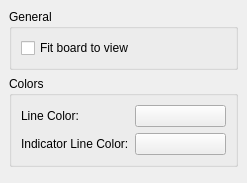
Above: src/prefs_display.ui from KDE/ksquares before the change. Below: the same form after it.
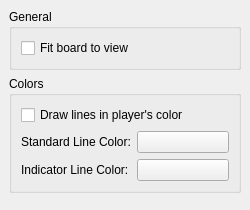
That is the form after the change. Custom widgets are drawn as their Qt base class.

The edit to the form file:
```diff
--- a/src/prefs_display.ui
+++ b/src/prefs_display.ui
@@ -5,8 +5,8 @@
    <rect>
     <x>0</x>
     <y>0</y>
-    <width>247</width>
-    <height>183</height>
+    <width>250</width>
+    <height>210</height>
    </rect>
   </property>
   <property name="windowTitle" >
@@ -71,13 +71,29 @@
       <property name="spacing" >
        <number>6</number>
       </property>
-      <item row="1" column="1" >
+      <item row="1" column="0" >
+       <widget class="QLabel" name="label" >
+        <property name="whatsThis" >
+         <string>&lt;html>&lt;head>&lt;meta name="qrichtext" content="1" />&lt;style type="text/css">
+p, li { white-space: pre-wrap; }
+&lt;/style>&lt;/head>&lt;body style=" font-family:'Sans Serif'; font-size:9pt; font-weight:400; font-style:normal; text-decoration:none;">
+&lt;p style=" margin-top:0px; margin-bottom:0px; margin-left:0px; margin-right:0px; -qt-block-indent:0; text-indent:0px;">Color of the drawn lines&lt;/p>&lt;/body>&lt;/html></string>
+        </property>
+        <property name="text" >
+         <string>Standard Line Color:</string>
+        </property>
+        <property name="buddy" >
+         <cstring>kcfg_LineColor</cstring>
+        </property>
+       </widget>
+      </item>
+      <item row="2" column="1" >
        <widget class="KColorButton" name="kcfg_IndicatorLineColor" />
       </item>
-      <item row="0" column="1" >
+      <item row="1" column="1" >
        <widget class="KColorButton" name="kcfg_LineColor" />
       </item>
-      <item row="1" column="0" >
+      <item row="2" column="0" >
        <widget class="QLabel" name="label_2" >
         <property name="whatsThis" >
          <string>&lt;html>&lt;head>&lt;meta name="qrichtext" content="1" />&lt;style type="text/css">
@@ -93,19 +109,10 @@
         </property>
        </widget>
       </item>
-      <item row="0" column="0" >
-       <widget class="QLabel" name="label" >
-        <property name="whatsThis" >
-         <string>&lt;html>&lt;head>&lt;meta name="qrichtext" content="1" />&lt;style type="text/css">
-p, li { white-space: pre-wrap; }
-&lt;/style>&lt;/head>&lt;body style=" font-family:'Sans Serif'; font-size:9pt; font-weight:400; font-style:normal; text-decoration:none;">
-&lt;p style=" margin-top:0px; margin-bottom:0px; margin-left:0px; margin-right:0px; -qt-block-indent:0; text-indent:0px;">Color of the drawn lines&lt;/p>&lt;/body>&lt;/html></string>
-        </property>
+      <item row="0" column="0" colspan="2" >
+       <widget class="QCheckBox" name="kcfg_DrawLinePlayerColor" >
         <property name="text" >
-         <string>Line Color:</string>
-        </property>
-        <property name="buddy" >
-         <cstring>kcfg_LineColor</cstring>
+         <string>Draw lines in player's color</string>
         </property>
        </widget>
       </item>
```
Left out of the diff: 41 changed lines with no effect on the pictures.
